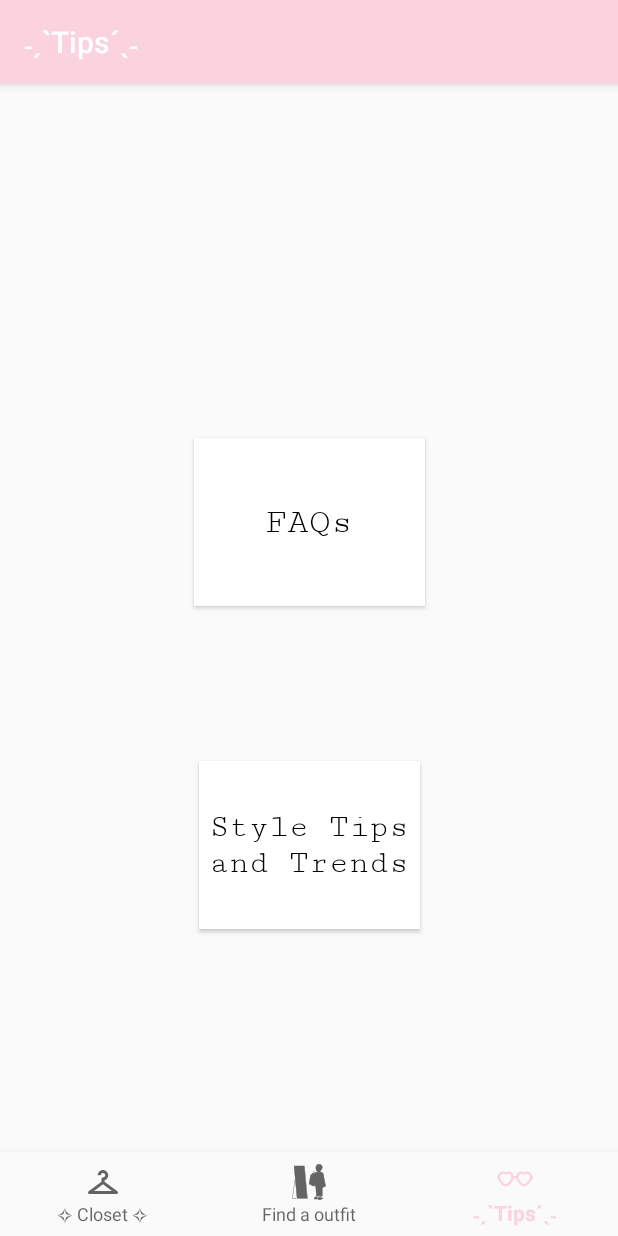
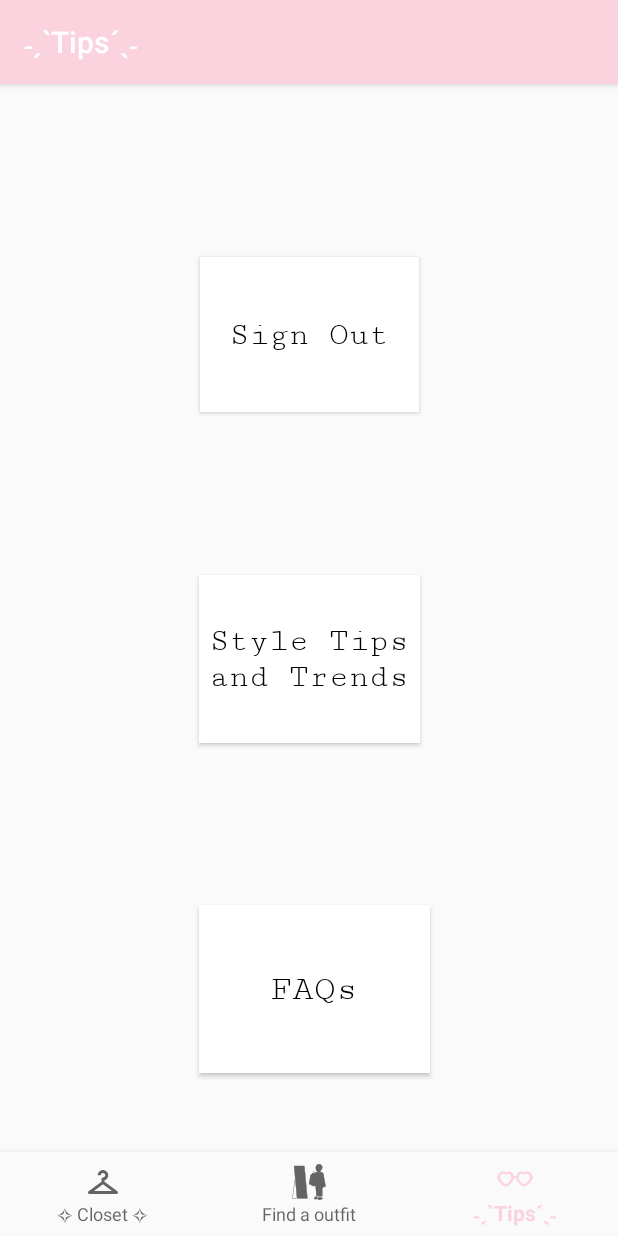
Before and after one commit to uwujes/StyleSphere, an Android app: the NotificationsFragment screen opened through its navigation route, on a phone screen of 412 x 824 dp. Run offline under Robolectric (Android 15) with nearby library versions, the phone set to English and light mode, and no system bars; our stand-ins replace Firebase (no records; nobody signed in at launch, a user with empty details on screens opened directly), navigation-ui.

Commit message:
Added sign out feature. Made clothing database to retrieve urls.

```diff
--- /dev/null
+++ b/app/src/main/java/com/example/stylesphere/ClothesDatabase.java
@@ -0,0 +1,5 @@
+package com.example.stylesphere;
+
+public class ClothesDatabase{
+
+}
--- a/app/src/main/java/com/example/stylesphere/FAQ.java
+++ b/app/src/main/java/com/example/stylesphere/FAQ.java
@@ -1,10 +1,6 @@
 package com.example.stylesphere;
 
 import android.os.Bundle;
-
-import com.google.android.material.appbar.CollapsingToolbarLayout;
-import com.google.android.material.floatingactionbutton.FloatingActionButton;
-import com.google.android.material.snackbar.Snackbar;
 
 import androidx.appcompat.app.AppCompatActivity;
 import androidx.appcompat.widget.Toolbar;
--- a/app/src/main/java/com/example/stylesphere/ui/notifications/NotificationsFragment.java
+++ b/app/src/main/java/com/example/stylesphere/ui/notifications/NotificationsFragment.java
@@ -6,17 +6,17 @@ import android.view.LayoutInflater;
 import android.view.View;
 import android.view.ViewGroup;
 import android.widget.Button;
-import android.widget.TextView;
-
-import com.example.stylesphere.FAQ;
-import com.example.stylesphere.R;
 
 import androidx.annotation.NonNull;
 import androidx.fragment.app.Fragment;
 import androidx.lifecycle.ViewModelProvider;
 
+import com.example.stylesphere.FAQ;
+import com.example.stylesphere.R;
+import com.example.stylesphere.SignInActivity;
 import com.example.stylesphere.StyleTips;
 import com.example.stylesphere.databinding.FragmentNotificationsBinding;
+import com.google.firebase.auth.FirebaseAuth;
 
 public class NotificationsFragment extends Fragment {
 
@@ -24,6 +24,8 @@ public class NotificationsFragment extends Fragment {
 
     private Button faq;
     private Button tips;
+    private Button signOut;
+
     public View onCreateView(@NonNull LayoutInflater inflater,
                              ViewGroup container, Bundle savedInstanceState) {
         NotificationsViewModel notificationsViewModel =
@@ -32,11 +34,12 @@ public class NotificationsFragment extends Fragment {
         binding = FragmentNotificationsBinding.inflate(inflater, container, false);
         View root = binding.getRoot();
 
-        final TextView textView = binding.textNotifications;
+//        final TextView textView = binding.textNotifications;
         faq = root.findViewById(R.id.faq);
         tips = root.findViewById(R.id.stlyeTips);
+        signOut = root.findViewById(R.id.signOut);
 
-        notificationsViewModel.getText().observe(getViewLifecycleOwner(), textView::setText);
+//        notificationsViewModel.getText().observe(getViewLifecycleOwner(), textView::setText);
 
         faq.setOnClickListener(new View.OnClickListener() {
             @Override
@@ -48,6 +51,13 @@ public class NotificationsFragment extends Fragment {
             @Override
             public void onClick(View view) {
                 openStyleTips();
+            }
+        });
+
+        signOut.setOnClickListener(new View.OnClickListener() {
+            @Override
+            public void onClick(View view) {
+                signOutUser();
             }
         });
 
@@ -63,6 +73,11 @@ public class NotificationsFragment extends Fragment {
         Intent intent = new Intent(requireContext(), StyleTips.class);
         startActivity(intent);
     }
+    public void signOutUser() {
+        FirebaseAuth.getInstance().signOut();
+        Intent intent = new Intent(requireContext(), SignInActivity.class);
+        startActivity(intent);
+    }
 
     @Override
     public void onDestroyView() {
--- /dev/null
+++ b/app/src/main/res/drawable/baseline_logout_24.xml
@@ -0,0 +1,5 @@
+<vector android:autoMirrored="true" android:height="24dp"
+    android:tint="#000000" android:viewportHeight="24"
+    android:viewportWidth="24" android:width="24dp" xmlns:android="http://schemas.android.com/apk/res/android">
+    <path android:fillColor="@android:color/white" android:pathData="M17,7l-1.41,1.41L18.17,11H8v2h10.17l-2.58,2.58L17,17l5,-5zM4,5h8V3H4c-1.1,0 -2,0.9 -2,2v14c0,1.1 0.9,2 2,2h8v-2H4V5z"/>
+</vector>
--- a/app/src/main/res/layout/fragment_notifications.xml
+++ b/app/src/main/res/layout/fragment_notifications.xml
@@ -6,28 +6,11 @@
     android:layout_height="match_parent"
     tools:context=".ui.notifications.NotificationsFragment">
 
-    <TextView
-        android:id="@+id/text_notifications"
-        android:layout_width="match_parent"
-        android:layout_height="wrap_content"
-        android:layout_marginStart="8dp"
-        android:layout_marginTop="8dp"
-        android:layout_marginEnd="8dp"
-        android:textAlignment="center"
-        android:textSize="20sp"
-        app:layout_constraintBottom_toBottomOf="parent"
-        app:layout_constraintEnd_toEndOf="parent"
-        app:layout_constraintHorizontal_bias="1.0"
-        app:layout_constraintStart_toStartOf="parent"
-        app:layout_constraintTop_toTopOf="parent"
-        app:layout_constraintVertical_bias="0.098" />
 
     <Button
         android:id="@+id/faq"
         android:layout_width="154dp"
         android:layout_height="112dp"
-        android:layout_marginTop="276dp"
-        android:layout_marginBottom="103dp"
         android:background="@android:color/white"
         android:contextClickable="true"
         android:fontFamily="serif-monospace"
@@ -35,16 +18,17 @@
         android:textAppearance="@style/TextAppearance.AppCompat.Body2"
         android:textColor="@android:color/black"
         android:textSize="24sp"
-        app:layout_constraintBottom_toTopOf="@+id/stlyeTips"
+        app:layout_constraintBottom_toBottomOf="parent"
         app:layout_constraintEnd_toEndOf="parent"
+        app:layout_constraintHorizontal_bias="0.513"
         app:layout_constraintStart_toStartOf="parent"
-        app:layout_constraintTop_toTopOf="parent" />
+        app:layout_constraintTop_toBottomOf="@+id/stlyeTips"
+        app:layout_constraintVertical_bias="0.5" />
 
     <Button
         android:id="@+id/stlyeTips"
         android:layout_width="147dp"
         android:layout_height="112dp"
-        android:layout_marginBottom="301dp"
         android:background="@android:color/white"
         android:contextClickable="true"
         android:fontFamily="serif-monospace"
@@ -52,8 +36,25 @@
         android:textAppearance="@style/TextAppearance.AppCompat.Body2"
         android:textColor="@android:color/black"
         android:textSize="22sp"
-        app:layout_constraintBottom_toBottomOf="parent"
+        app:layout_constraintBottom_toTopOf="@+id/faq"
         app:layout_constraintEnd_toEndOf="parent"
         app:layout_constraintStart_toStartOf="parent"
-        app:layout_constraintTop_toBottomOf="@+id/faq" />
+        app:layout_constraintTop_toBottomOf="@+id/signOut"
+        app:layout_constraintVertical_bias="0.5" />
+
+    <Button
+        android:id="@+id/signOut"
+        android:layout_width="146dp"
+        android:layout_height="103dp"
+        android:layout_marginTop="59dp"
+        android:background="@android:color/white"
+        android:contextClickable="true"
+        android:fontFamily="serif-monospace"
+        android:text="Sign Out"
+        android:textAppearance="@style/TextAppearance.AppCompat.Body2"
+        android:textColor="@android:color/black"
+        android:textSize="22sp"
+        app:layout_constraintEnd_toEndOf="parent"
+        app:layout_constraintStart_toStartOf="parent"
+        app:layout_constraintTop_toTopOf="parent" />
 </androidx.constraintlayout.widget.ConstraintLayout>
--- a/app/src/main/res/menu/menu_f_a_q.xml
+++ b/app/src/main/res/menu/menu_f_a_q.xml
@@ -3,8 +3,9 @@
     xmlns:tools="http://schemas.android.com/tools"
     tools:context="com.example.stylesphere.FAQ">
     <item
-        android:id="@+id/action_settings"
+        android:id="@+id/logOut"
         android:orderInCategory="100"
         android:title="@string/action_settings"
-        app:showAsAction="never" />
+        android:visible="true"
+        app:showAsAction="always" />
 </menu>
--- a/app/src/main/res/values/strings.xml
+++ b/app/src/main/res/values/strings.xml
@@ -6,7 +6,7 @@
     <string name="faq">FAQs</string>
     <string name="tips">Style Tips and Trends</string>
     <string name="title_activity_faq">FAQ</string>
-    <string name="action_settings">Settings</string>
+    <string name="action_settings">Log Out</string>
     <string name="title_activity_style_tips">StyleTips</string>
     <string name="upload">Upload</string>
     <string name="choose">Choose</string>
```
